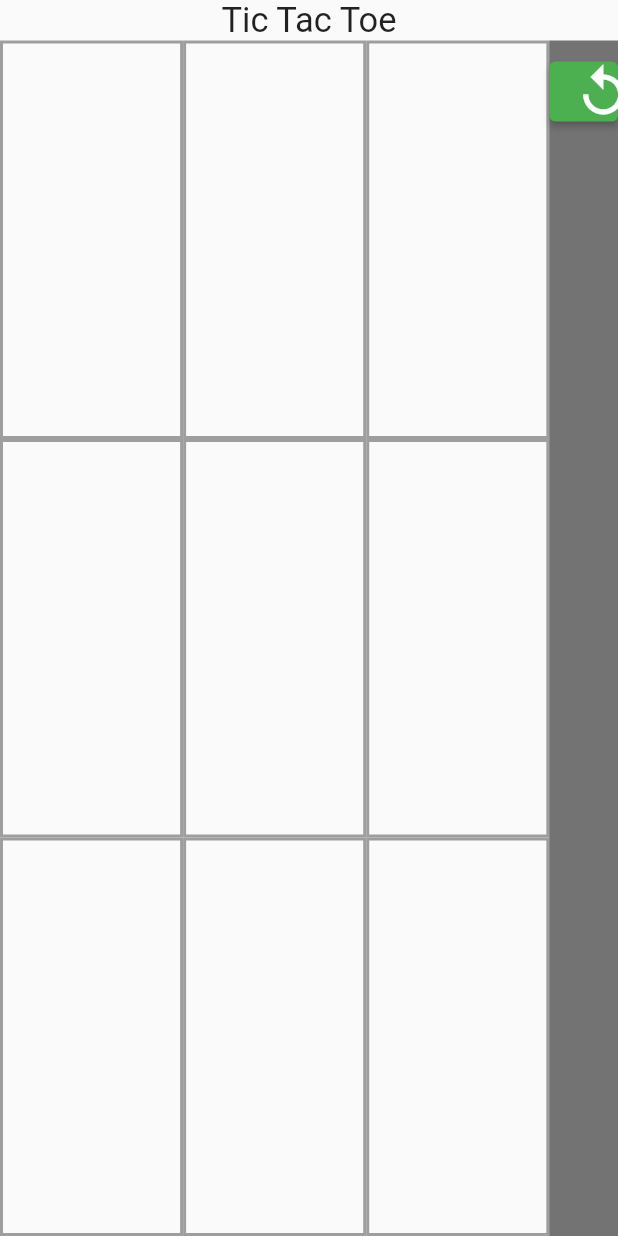
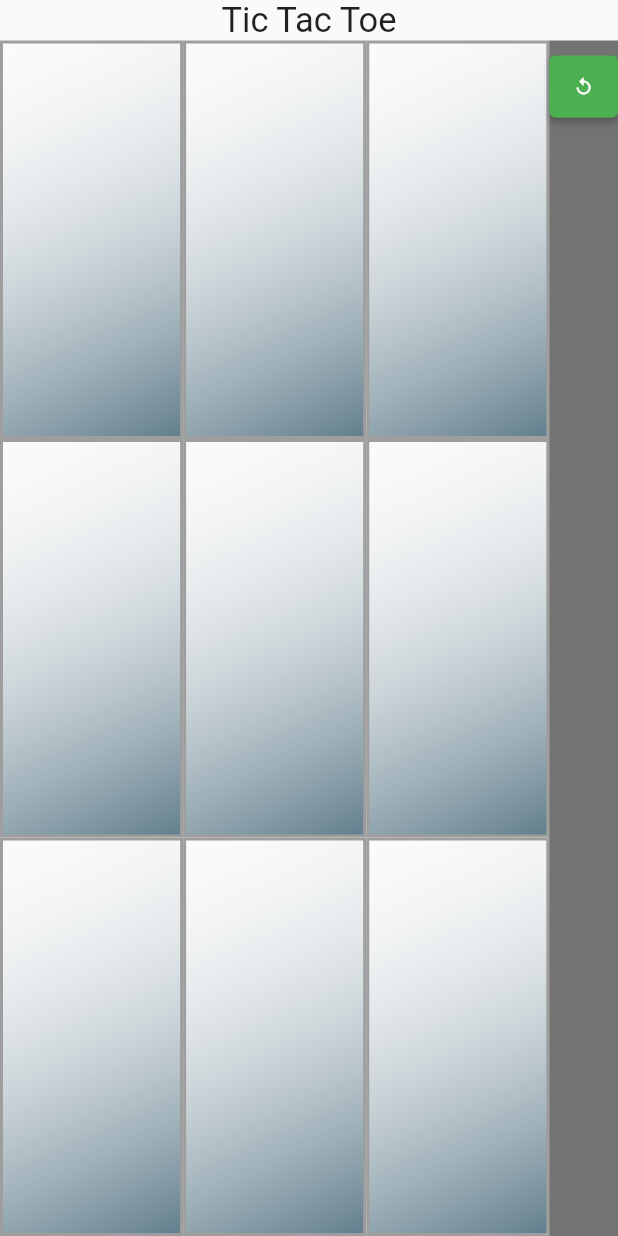
Before and after one commit to rulecoconuts/tictactoe, a Flutter app: the screen it shows after launch, on a phone screen of 412 x 824 dp. Run offline on Flutter 3.47's test engine with Material 2 defaults, Android fonts, the phone set to English and light mode, and no system bars.

Commit message:
Fixed text size of board tiles

```diff
--- a/lib/board.dart
+++ b/lib/board.dart
@@ -1,10 +1,13 @@
+import 'dart:ui';
+
 import 'package:flutter/material.dart';
 import 'package:tictactoe/data/board_data.dart';
 
 class TicTacToeBoard extends StatefulWidget {
   int size;
-  final void Function(TicTacToeWinData win, TicTacToeBoardData boardData)? onWin;
-  TicTacToeBoard(this.size, {this.onWin, Key? key}):super(key: key);
+  final void Function(TicTacToeWinData win, TicTacToeBoardData boardData)?
+      onWin;
+  TicTacToeBoard(this.size, {this.onWin, Key? key}) : super(key: key);
   TicTacToeBoardState createState() => TicTacToeBoardState();
 }
 
@@ -75,6 +78,21 @@ class TicTacToeBoardState extends State<TicTacToeBoard> {
     }
   }
 
+  Widget _generateTileContent(Widget content) {
+    return Container(
+      decoration: BoxDecoration(
+          border: Border.all(color: Colors.grey, width: 2),
+          gradient: LinearGradient(
+              begin: Alignment.topLeft,
+              end: Alignment.bottomRight,
+              colors: [
+                Colors.white10,
+                Colors.blueGrey,
+              ])),
+      child: Column(children:[Expanded(child: content)]),
+    );
+  }
+
   ///
   /// Fill tile
   ///
@@ -82,12 +100,11 @@ class TicTacToeBoardState extends State<TicTacToeBoard> {
     BoardTile tile = tiles[row][column];
     _BoardTileState tileState =
         (tile.key as GlobalKey).currentState as _BoardTileState;
-    tileState.setContent(FittedBox(
-      fit: BoxFit.contain,
+    tileState.setContent(_generateTileContent(FractionallySizedBox(heightFactor: 0.5, child: FittedBox(
+        fit: BoxFit.cover,
         child: Text(
-      player,
-      style: TextStyle(fontSize: 23),
-    )));
+          player,
+        )))));
     tileState.setTouchEnabled(false);
     _insertMove(row, column);
   }
@@ -101,6 +118,7 @@ class TicTacToeBoardState extends State<TicTacToeBoard> {
         (column) => BoardTile(
               row,
               column,
+              _generateTileContent(Container()),
               key: GlobalKey(),
               onTapped: _fillTile,
               touchEnabled: true,
@@ -208,7 +226,9 @@ class TicTacToeBoardState extends State<TicTacToeBoard> {
   Widget build(BuildContext context) {
     return Stack(children: [
       Positioned.fill(child: _board),
-      if (winner != null && !(winner as TicTacToeWinData).draw) ...[_winningLine]
+      if (winner != null && !(winner as TicTacToeWinData).draw) ...[
+        _winningLine
+      ]
     ]);
   }
 }
@@ -219,11 +239,11 @@ class TicTacToeBoardState extends State<TicTacToeBoard> {
 class BoardTile extends StatefulWidget {
   final int row;
   final int column;
-  final Widget? content;
+  final Widget child;
   final bool touchEnabled;
   void Function(int row, int column)? onTapped;
-  BoardTile(this.row, this.column,
-      {this.touchEnabled = false, this.content, Key? key, this.onTapped})
+  BoardTile(this.row, this.column, this.child,
+      {this.touchEnabled = false, Key? key, this.onTapped})
       : super(key: key);
   _BoardTileState createState() => _BoardTileState();
 }
@@ -235,7 +255,7 @@ class _BoardTileState extends State<BoardTile> {
   @override
   void initState() {
     super.initState();
-    _content = widget.content;
+    _content = widget.child;
     _touchEnabled = widget.touchEnabled;
   }
 
@@ -251,13 +271,7 @@ class _BoardTileState extends State<BoardTile> {
 
   @override
   Widget build(BuildContext context) {
-    return GestureDetector(
-        onTap: _callOnTapped,
-        child: Container(
-          decoration:
-              BoxDecoration(border: Border.all(color: Colors.grey, width: 2)),
-          child: Center(child: _content ?? Container()),
-        ));
+    return GestureDetector(onTap: _callOnTapped, child: _content);
   }
 
   void _callOnTapped() {
--- a/lib/game.dart
+++ b/lib/game.dart
@@ -43,11 +43,16 @@ class _TicTacToeGameState extends State<TicTacToeGame> {
             mainAxisAlignment: MainAxisAlignment.center,
             crossAxisAlignment: CrossAxisAlignment.center,
             children: [
-          Card(
+          Expanded(
+              child: FractionallySizedBox(
+                  widthFactor: 0.3,
+                  heightFactor: 0.5,
+                  child: Card(
                     child: FittedBox(
-                child: Text(
-                    winData.draw ? "Draw!" : "Winner: ${winData.winner}!")),
-          )
+                        child: Text(winData.draw
+                            ? "Draw!"
+                            : "Winner: ${winData.winner}!")),
+                  )))
         ]));
   }
 
@@ -58,20 +63,24 @@ class _TicTacToeGameState extends State<TicTacToeGame> {
         child: Column(
           crossAxisAlignment: CrossAxisAlignment.center,
           children: [
-            ElevatedButton(
+            Expanded(
+                flex: 1,
+                child: ElevatedButton(
                   onPressed: () {
                     setState(() {
                       _boardKey = UniqueKey();
                       win = null;
                     });
                   },
+                  child: FittedBox(
+                      fit: BoxFit.cover,
                       child: Icon(
                         Icons.replay_outlined,
-                size: 40,
-              ),
+                      )),
                   style: ButtonStyle(
                       backgroundColor: MaterialStateProperty.all(Colors.green)),
-            )
+                )),
+            Expanded(child: Container(), flex: 18)
           ],
         ));
   }
```
Lines whose indentation alone changed are shown as unchanged.
